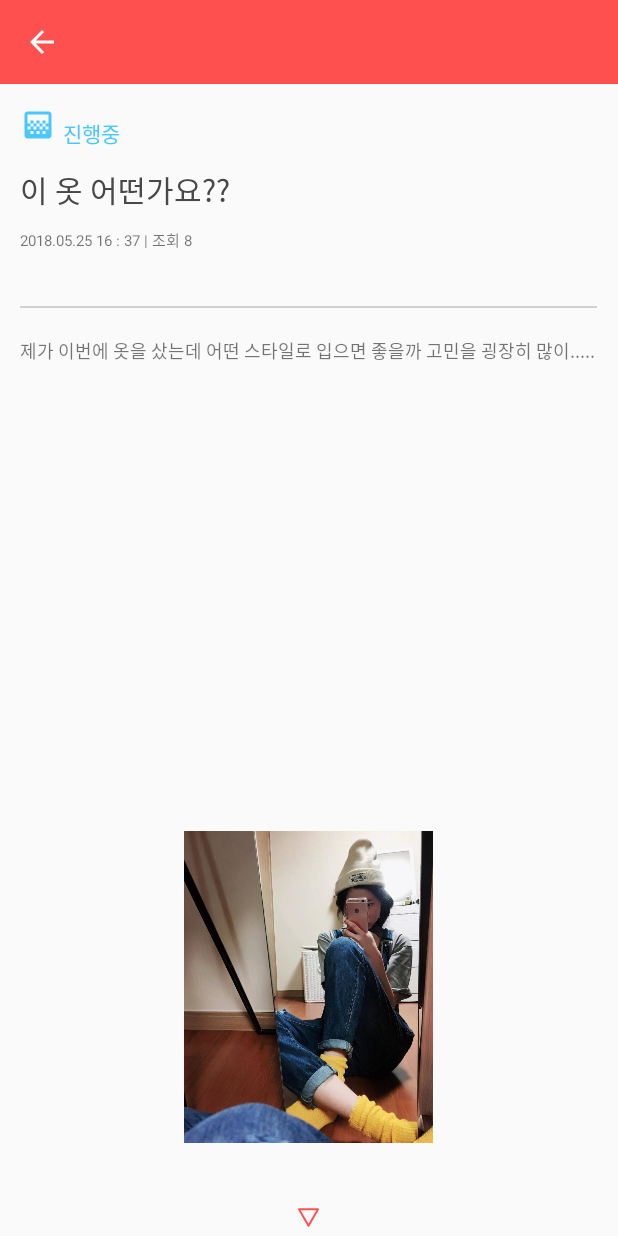
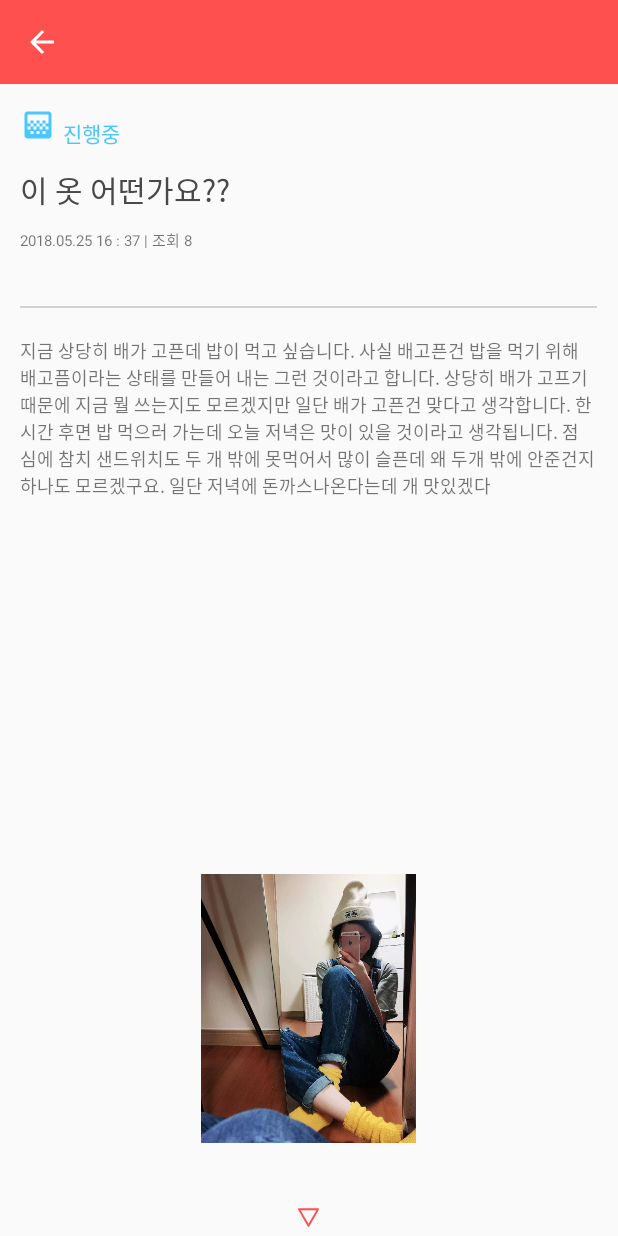
Before and after one commit to FaceFJA/FJA-Andriod, an Android app: the PostActivity screen opened directly, with no data from a screen before it, on a phone screen of 412 x 824 dp. Run offline under Robolectric (Android 15) with nearby library versions, the phone set to English and light mode, and no system bars.

Commit message:
done- modified_activity_post now-setting ui will-merge

```diff
--- a/app/src/main/AndroidManifest.xml
+++ b/app/src/main/AndroidManifest.xml
@@ -17,10 +17,11 @@
             </intent-filter>
         </activity>
         <activity android:name=".Activity.LoginActivity" />
-        <activity android:name=".Activity.MainActivity" />
+        <activity android:name=".Activity.MainActivity"
+            android:windowSoftInputMode="adjustUnspecified"/>
         <activity android:name=".Activity.MemberActivity" />
         <activity android:name=".Activity.WriteActivity" />
-        <activity android:name=".Activity.PostActivity"/>
+        <activity android:name=".Activity.PostActivity" />
     </application>
 
 </manifest>
--- a/app/src/main/java/com/example/ty395/fja/Activity/PostActivity.java
+++ b/app/src/main/java/com/example/ty395/fja/Activity/PostActivity.java
@@ -1,5 +1,6 @@
 package com.example.ty395.fja.Activity;
 
+import android.content.Intent;
 import android.os.Bundle;
 import android.support.annotation.Nullable;
 import android.support.v7.app.AppCompatActivity;
@@ -7,8 +8,10 @@ import android.support.v7.widget.LinearLayoutManager;
 import android.support.v7.widget.RecyclerView;
 import android.view.View;
 import android.widget.Button;
+import android.widget.ImageView;
 import android.widget.LinearLayout;
 import android.widget.SlidingDrawer;
+import android.widget.Toast;
 
 import com.example.ty395.fja.Adapter.CommentAdapter;
 import com.example.ty395.fja.Adapter.RecycleAdapter;
@@ -38,11 +41,19 @@ public class PostActivity extends AppCompatActivity {
         comment_items.add(new Comment_Item("패션왕"));
         comment_items.add(new Comment_Item("패션왕"));
         comment_items.add(new Comment_Item("패션왕"));
-        comment_items.add(new Comment_Item("패션왕")); comment_items.add(new Comment_Item("패션왕"));
         comment_items.add(new Comment_Item("패션왕"));
         comment_items.add(new Comment_Item("패션왕"));
         comment_items.add(new Comment_Item("패션왕"));
-
-
+        comment_items.add(new Comment_Item("패션왕"));
+        comment_items.add(new Comment_Item("패션왕"));
+        final ImageView ic_back=findViewById(R.id.ic_back);
+        ic_back.setOnClickListener(new View.OnClickListener() {
+            @Override
+            public void onClick(View v) {
+                Intent intent= new Intent(getApplicationContext(),MainActivity.class);
+                startActivity(intent);
+                finish();
+            }
+        });
     }
 }
--- a/app/src/main/java/com/example/ty395/fja/Activity/SettingDialog.java
+++ b/app/src/main/java/com/example/ty395/fja/Activity/SettingDialog.java
@@ -14,7 +14,7 @@ public class SettingDialog {
     private Context context;
     public SettingDialog(Context context){this.context=context;}
     void Date(){
-        final Dialog dialog=new Dialog(context, android.R.style.Theme_NoTitleBar);
+        final Dialog dialog=new Dialog(context);
        dialog.requestWindowFeature(Window.FEATURE_NO_TITLE);
         dialog.setContentView(R.layout.dialog_setting);
         dialog.show();
--- a/app/src/main/java/com/example/ty395/fja/Item/Comment_Item.java
+++ b/app/src/main/java/com/example/ty395/fja/Item/Comment_Item.java
@@ -2,9 +2,8 @@ package com.example.ty395.fja.Item;
 
 public class Comment_Item {
     String text_nickname;
-public Comment_Item(String text_nickname){
+    public Comment_Item(){}
 
-}
     public String getText_nickname() {
         return text_nickname;
     }
@@ -12,4 +11,7 @@ public Comment_Item(String text_nickname){
     public void setText_nickname(String text_nickname) {
         this.text_nickname = text_nickname;
     }
+    public Comment_Item(String text_nickname) {
+        this.text_nickname = text_nickname;
+    }
 }
--- a/app/src/main/res/layout/activity_post.xml
+++ b/app/src/main/res/layout/activity_post.xml
@@ -8,6 +8,7 @@
     android:layout_height="wrap_content"
     android:background="@color/colorPrimary">
     <ImageView
+        android:id="@+id/ic_back"
         android:layout_width="wrap_content"
         android:layout_height="wrap_content"
         android:src="@drawable/ic_baseline_arrow_back_24px"/>
@@ -108,15 +109,15 @@
                android:orientation="vertical"
                android:weightSum="3">
                <TextView
-                   android:layout_width="wrap_content"
-                   android:layout_height="wrap_content"
-                   android:layout_weight="1.8"
+                   android:layout_width="match_parent"
+                   android:layout_height="0dp"
+                   android:layout_weight="2"
                    android:textSize="12sp"
-                   android:text="제가 이번에 옷을 샀는데 어떤 스타일로 입으면 좋을까 고민을 굉장히 많이....."/>
+                   android:text="지금 상당히 배가 고픈데 밥이 먹고 싶습니다. 사실 배고픈건 밥을 먹기 위해 배고픔이라는 상태를 만들어 내는 그런 것이라고 합니다. 상당히 배가 고프기 때문에 지금 뭘 쓰는지도 모르겠지만 일단 배가 고픈건 맞다고 생각합니다. 한 시간 후면 밥 먹으러 가는데 오늘 저녁은 맛이 있을 것이라고 생각됩니다. 점심에 참치 샌드위치도 두 개 밖에 못먹어서 많이 슬픈데 왜 두개 밖에 안준건지 하나도 모르겠구요. 일단 저녁에 돈까스나온다는데 개 맛있겠다"/>
                <ImageView
                    android:layout_width="match_parent"
                    android:layout_height="0dp"
-                   android:layout_weight="1.2"
+                   android:layout_weight="1"
                    android:src="@drawable/person1"/>
            </LinearLayout>
        </LinearLayout>
@@ -124,9 +125,10 @@
     <SlidingDrawer
         android:id="@+id/slide"
         android:layout_width="match_parent"
-        android:layout_height="match_parent"
+        android:layout_height="450dp"
         android:allowSingleTap="true"
         android:animateOnClick="true"
+        android:layout_alignParentBottom="true"
         android:bottomOffset="5dp"
         android:content="@+id/content"
         android:handle="@+id/handle"
--- a/app/src/main/res/layout/dialog_name_change.xml
+++ b/app/src/main/res/layout/dialog_name_change.xml
@@ -41,6 +41,8 @@
                android:layout_weight="1.4"
                android:paddingLeft="5dp"
                android:hint="원하는 이름을 입력해주세요"
+               android:singleLine="true"
+               android:lines="1"
                android:textSize="14sp"/>
            <View
                android:layout_width="match_parent"
--- a/app/src/main/res/layout/dialog_setting.xml
+++ b/app/src/main/res/layout/dialog_setting.xml
@@ -1,7 +1,7 @@
 <?xml version="1.0" encoding="utf-8"?>
 <RelativeLayout
-    xmlns:android="http://schemas.android.com/apk/res/android" android:layout_width="match_parent"
-    android:layout_height="match_parent"
+    xmlns:android="http://schemas.android.com/apk/res/android" android:layout_width="230dp"
+    android:layout_height="100dp"
     android:background="@color/none">
     <ImageView
         android:id="@+id/ic_clear"
```
Also changed, not shown: app/src/main/java/com/example/ty395/fja/Fragment/Fragment3.java (+5 -2 lines).
